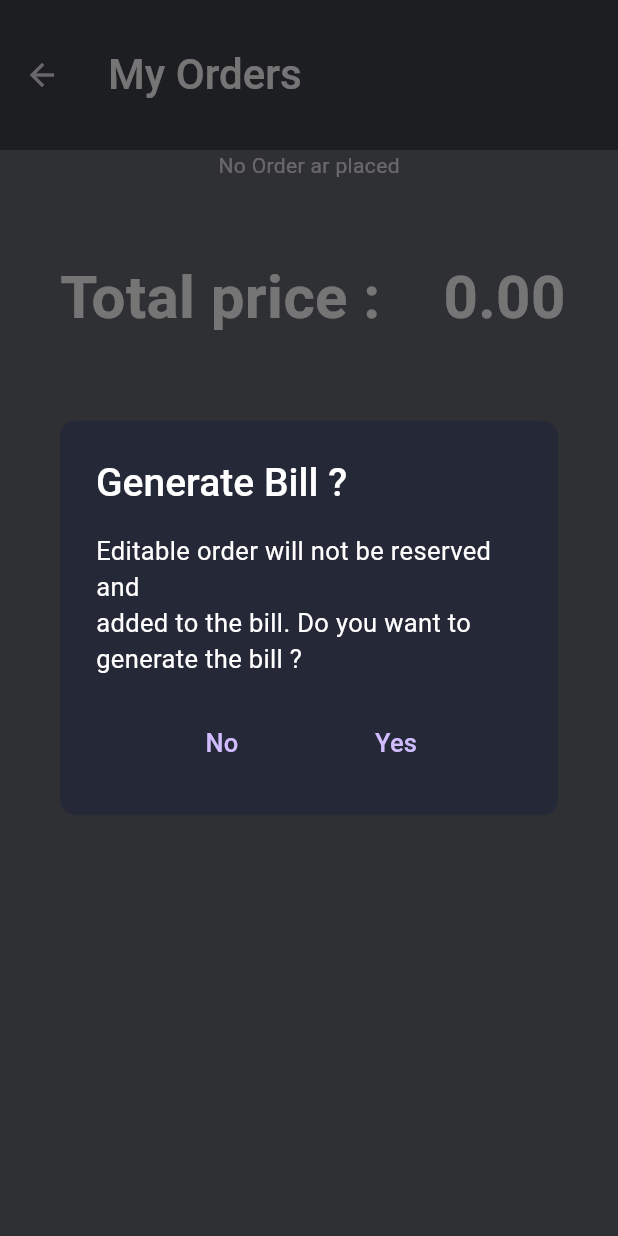
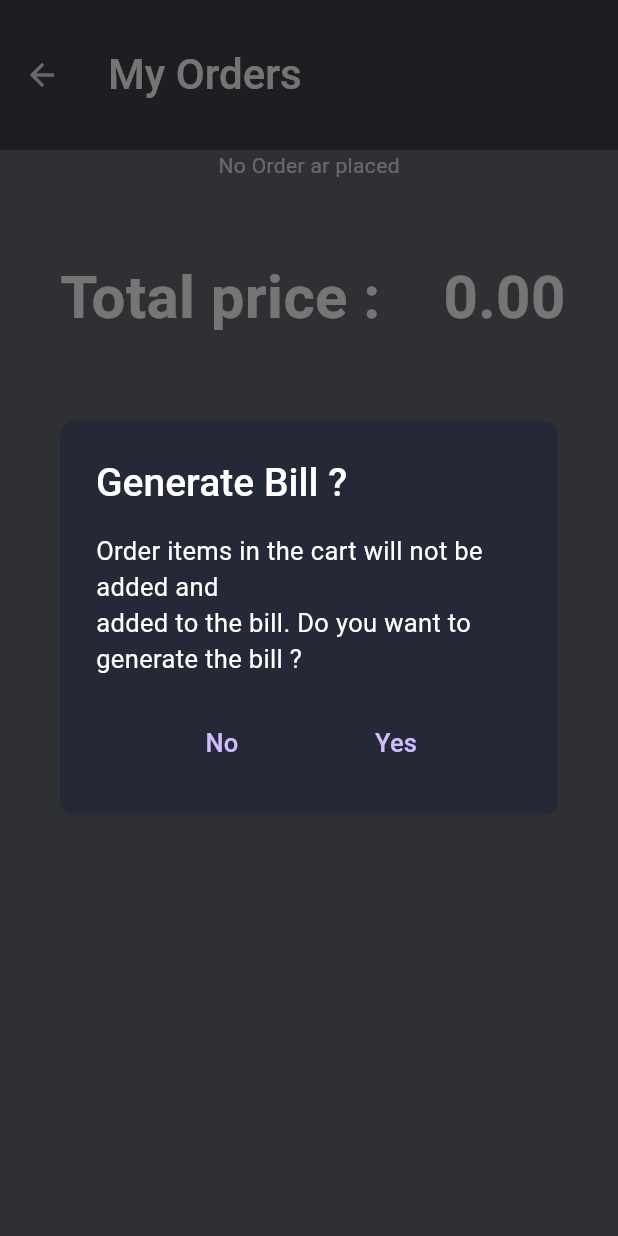
Before and after one commit to Hotel-and-Restaurant-MIS/Virtual-Waiter, a Flutter app: the AllOrdersScreen screen opened directly, after a tap on "Generate Bill", on a phone screen of 412 x 824 dp. Run offline on Flutter 3.47's test engine with Material 3 defaults, Android fonts, the phone set to English and light mode, and no system bars; our stand-ins replace animated_text_kit, cached_network_image, flutter_svg, get, loading_animation_widget, money_formatter and 4 more; missing offline and left inert: dart:ffi; network calls fail; Roboto replaces fonts that are missing (Barlow).

Commit message:
change editable order name to My Cart.

```diff
--- a/lib/components/order_tile.dart
+++ b/lib/components/order_tile.dart
@@ -34,7 +34,7 @@ class OrderTile extends StatelessWidget {
               children: [
                 orderStatus == OrderStatus.Editing
                     ? Text(
-                        'Editable Order',
+                        'My Cart',
                         style: TextStyle(
                             fontSize: 22.0, fontWeight: FontWeight.w700,color: Colors.lightGreen),
                       )
--- a/lib/views/all_orders_screen.dart
+++ b/lib/views/all_orders_screen.dart
@@ -124,7 +124,7 @@ class AllOrdersScreen extends StatelessWidget {
                             crossAxisAlignment: CrossAxisAlignment.center,
                             children: [
                               Text(
-                                'Editable order will not be reserved and \nadded to the bill. Do you want to \ngenerate the bill ?',
+                                'Order items in the cart will not be added and \nadded to the bill. Do you want to \ngenerate the bill ?',
                                 style: TextConstants.kSubTextStyle(
                                   fontSize: 17.0,
                                   fontWeight: FontWeight.w400,
--- a/lib/views/order_screen.dart
+++ b/lib/views/order_screen.dart
@@ -61,9 +61,9 @@ class OrderScreen extends StatelessWidget {
                                   ? deviceWidth * 0.35
                                   : deviceWidth * 0.4,
                             ),
-                            const Text(
-                              'My Orders',
-                              style: TextStyle(
+                            Text(
+                              editMode?'My Cart':'My Orders',
+                              style: const TextStyle(
                                 fontFamily: 'Barlow',
                                 fontSize: 28.0,
                                 fontWeight: FontWeight.w500,
```
